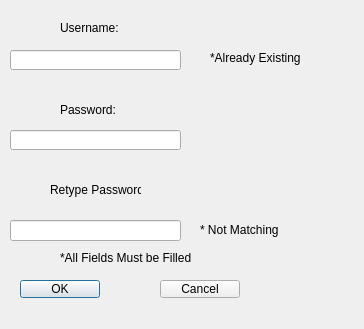
Qt form register.ui (SaraHossameldin/Lab-project) before a commit.
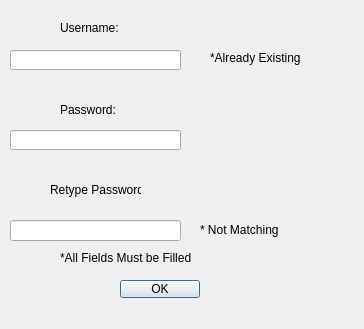
The same form after that commit.

What changed in the file:
```diff
--- a/register.ui
+++ b/register.ui
@@ -91,7 +91,7 @@
   <widget class="QPushButton" name="pushButton_OK">
    <property name="geometry">
     <rect>
-     <x>20</x>
+     <x>120</x>
      <y>280</y>
      <width>80</width>
      <height>18</height>
@@ -101,19 +101,6 @@
     <string>OK</string>
    </property>
   </widget>
-  <widget class="QPushButton" name="pushButton_Cancel">
-   <property name="geometry">
-    <rect>
-     <x>160</x>
-     <y>280</y>
-     <width>80</width>
-     <height>18</height>
-    </rect>
-   </property>
-   <property name="text">
-    <string>Cancel</string>
-   </property>
-  </widget>
   <widget class="QLabel" name="label_AlreadyExisting">
    <property name="geometry">
     <rect>
```
